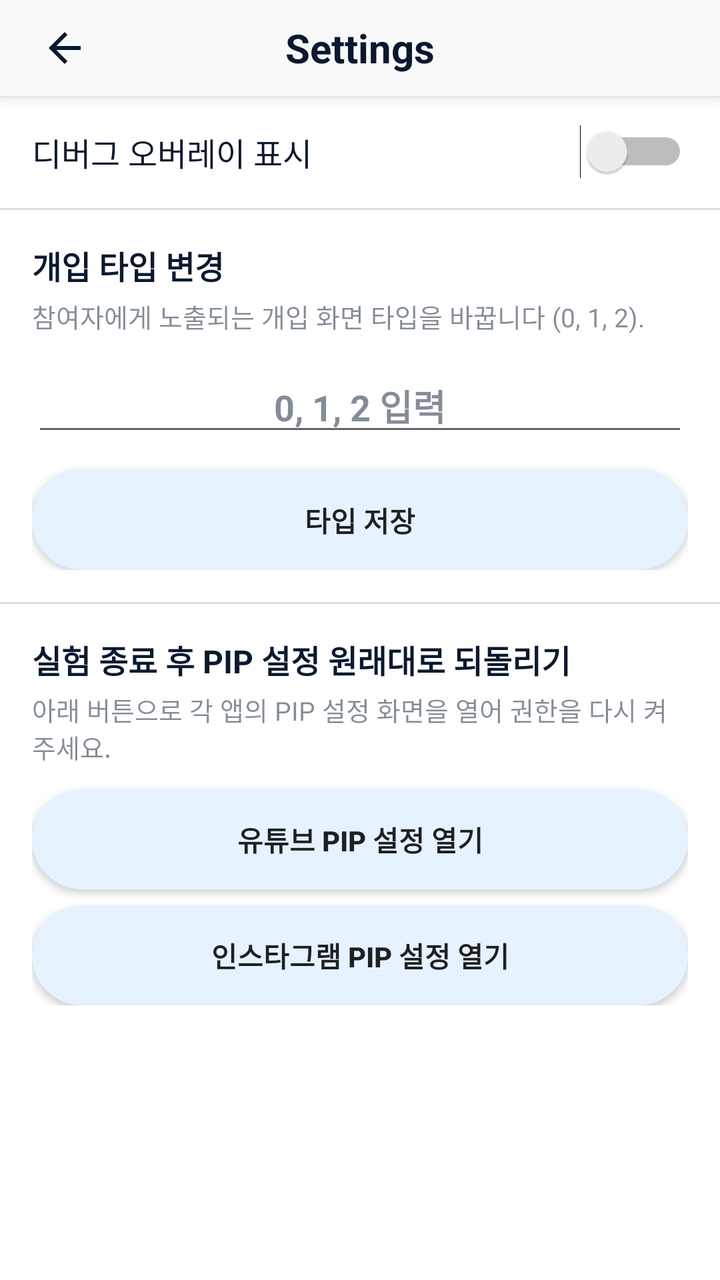
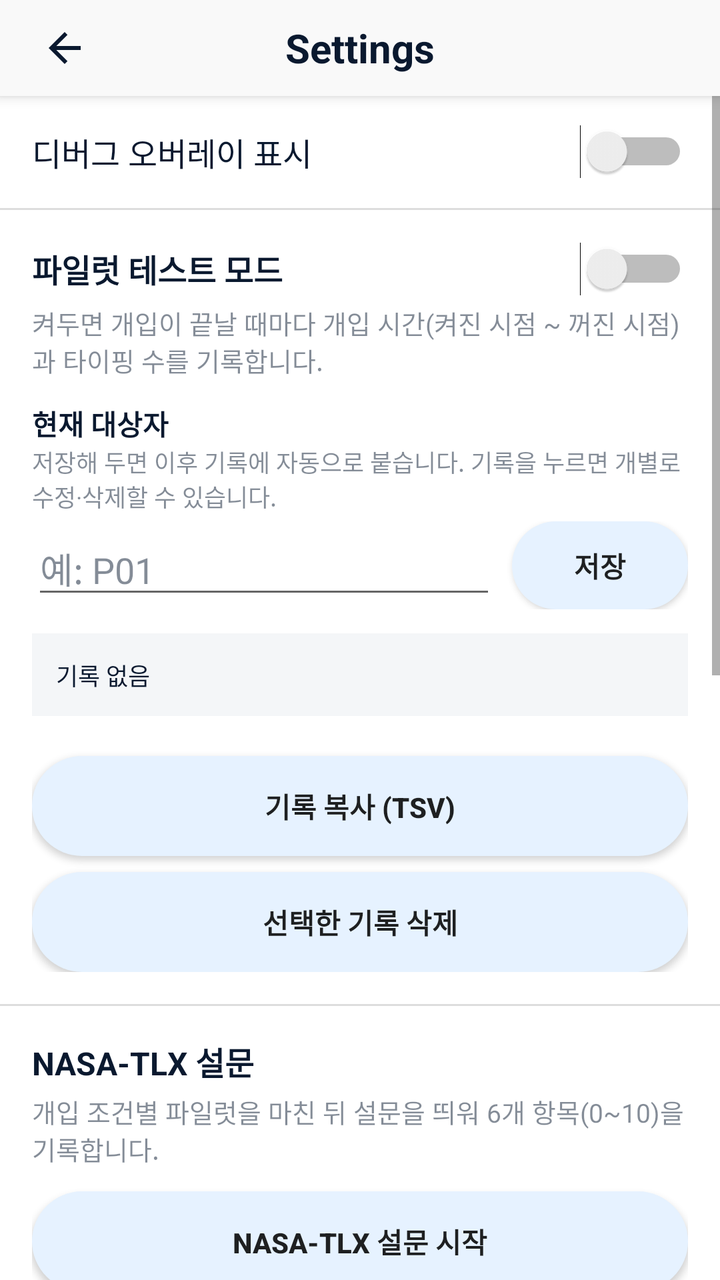

An Android layout rendered at two revisions. The XML below is the earlier revision; the diff shows what the commit changed to produce the second picture.
<!-- AndroidManifest.xml: application theme Theme.ArgueWithAi -->
<!-- res/layout/activity_settings.xml -->
<?xml version="1.0" encoding="utf-8"?>
<LinearLayout xmlns:android="http://schemas.android.com/apk/res/android"
    xmlns:app="http://schemas.android.com/apk/res-auto"
    android:layout_width="match_parent"
    android:layout_height="match_parent"
    android:background="@android:color/white"
    android:fitsSystemWindows="true"
    android:orientation="vertical">

    <RelativeLayout
        android:id="@+id/topBar"
        android:layout_width="match_parent"
        android:layout_height="48dp"
        android:background="#F9F9F9"
        android:elevation="4dp"
        android:paddingHorizontal="16dp">

        <ImageButton
            android:id="@+id/btnBack"
            android:layout_width="48dp"
            android:layout_height="48dp"
            android:layout_centerVertical="true"
            android:layout_alignParentStart="true"
            android:layout_marginStart="-8dp"
            android:background="?android:attr/selectableItemBackgroundBorderless"
            android:contentDescription="뒤로가기"
            android:padding="12dp"
            android:src="@drawable/ic_back" />

        <TextView
            android:id="@+id/tvTitle"
            android:layout_width="wrap_content"
            android:layout_height="wrap_content"
            android:layout_centerInParent="true"
            android:text="Settings"
            android:textColor="#0A192F"
            android:textSize="20sp"
            android:textStyle="bold" />
    </RelativeLayout>

    <RelativeLayout
        android:layout_width="match_parent"
        android:layout_height="56dp"
        android:paddingHorizontal="16dp">

        <TextView
            android:id="@+id/tvDebugOverlayLabel"
            android:layout_width="wrap_content"
            android:layout_height="wrap_content"
            android:layout_centerVertical="true"
            android:layout_alignParentStart="true"
            android:text="디버그 오버레이 표시"
            android:textColor="#0A192F"
            android:textSize="16sp" />

        <Switch
            android:id="@+id/switchDebugOverlay"
            android:layout_width="wrap_content"
            android:layout_height="wrap_content"
            android:layout_centerVertical="true"
            android:layout_alignParentEnd="true" />
    </RelativeLayout>

    <View android:layout_width="match_parent" android:layout_height="1dp" android:background="#DDDDDD" />

    <LinearLayout
        android:layout_width="match_parent"
        android:layout_height="wrap_content"
        android:orientation="vertical"
        android:padding="16dp">

        <TextView
            android:layout_width="wrap_content"
            android:layout_height="wrap_content"
            android:text="개입 타입 변경"
            android:textColor="#0A192F"
            android:textStyle="bold"
            android:textSize="16sp"
            android:layout_marginBottom="4dp" />
        <TextView
            android:layout_width="wrap_content"
            android:layout_height="wrap_content"
            android:text="참여자에게 노출되는 개입 화면 타입을 바꿉니다 (0, 1, 2)."
            android:textColor="#800A192F"
            android:textSize="13sp"
            android:layout_marginBottom="12dp" />
        <EditText
            android:id="@+id/etTypeInput"
            android:layout_width="match_parent"
            android:layout_height="wrap_content"
            android:hint="0, 1, 2 입력"
            android:textStyle="bold"
            android:textColor="#0A192F"
            android:textColorHint="#800A192F"
            android:inputType="number"
            android:gravity="center"
            android:layout_marginBottom="12dp" />
        <Button
            android:id="@+id/btnSaveType"
            android:layout_width="match_parent"
            android:layout_height="50dp"
            android:text="타입 저장"
            android:textStyle="bold"
            android:background="@drawable/bg_button_blue"
            app:backgroundTint="@null" />
    </LinearLayout>

    <View android:layout_width="match_parent" android:layout_height="1dp" android:background="#DDDDDD" />

    <LinearLayout
        android:layout_width="match_parent"
        android:layout_height="wrap_content"
        android:orientation="vertical"
        android:padding="16dp">

        <TextView
            android:layout_width="wrap_content"
            android:layout_height="wrap_content"
            android:text="실험 종료 후 PIP 설정 원래대로 되돌리기"
            android:textColor="#0A192F"
            android:textStyle="bold"
            android:textSize="16sp"
            android:layout_marginBottom="4dp" />
        <TextView
            android:layout_width="wrap_content"
            android:layout_height="wrap_content"
            android:text="아래 버튼으로 각 앱의 PIP 설정 화면을 열어 권한을 다시 켜주세요."
            android:textColor="#800A192F"
            android:textSize="13sp"
            android:layout_marginBottom="12dp" />

        <Button
            android:id="@+id/btnRestorePipYoutube"
            android:layout_width="match_parent"
            android:layout_height="50dp"
            android:text="유튜브 PIP 설정 열기"
            android:textStyle="bold"
            android:background="@drawable/bg_button_blue"
            app:backgroundTint="@null"
            android:layout_marginBottom="8dp" />

        <Button
            android:id="@+id/btnRestorePipInstagram"
            android:layout_width="match_parent"
            android:layout_height="50dp"
            android:text="인스타그램 PIP 설정 열기"
            android:textStyle="bold"
            android:background="@drawable/bg_button_blue"
            app:backgroundTint="@null" />
    </LinearLayout>
</LinearLayout>
<!-- resources referenced by this layout -->
<resources>
  <!-- drawable bg_button_blue (drawable) -->
  <?xml version="1.0" encoding="utf-8"?>
  <shape xmlns:android="http://schemas.android.com/apk/res/android"
      android:shape="rectangle">
      <solid android:color="#E6F2FF" />
      <corners android:radius="50dp" />
  </shape>
  <!-- drawable ic_back (drawable) -->
  <vector xmlns:android="http://schemas.android.com/apk/res/android"
      android:width="24dp"
      android:height="24dp"
      android:viewportWidth="24"
      android:viewportHeight="24">
      <path
          android:fillColor="#0A192F"
          android:pathData="M20,11H7.83l5.59,-5.59L12,4l-8,8 8,8 1.41,-1.41L7.83,13H20z" />
  </vector>
  <style name="Theme.ArgueWithAi" parent="android:Theme.Material.Light.NoActionBar" />
</resources>

<!-- the commit's change to res/layout/activity_settings.xml (unified diff, before → after) -->
@@ -38,114 +38,322 @@
             android:textStyle="bold" />
     </RelativeLayout>
 
-    <RelativeLayout
+    <ScrollView
         android:layout_width="match_parent"
-        android:layout_height="56dp"
-        android:paddingHorizontal="16dp">
-
-        <TextView
-            android:id="@+id/tvDebugOverlayLabel"
-            android:layout_width="wrap_content"
-            android:layout_height="wrap_content"
-            android:layout_centerVertical="true"
-            android:layout_alignParentStart="true"
-            android:text="디버그 오버레이 표시"
-            android:textColor="#0A192F"
-            android:textSize="16sp" />
-
-        <Switch
-            android:id="@+id/switchDebugOverlay"
-            android:layout_width="wrap_content"
-            android:layout_height="wrap_content"
-            android:layout_centerVertical="true"
-            android:layout_alignParentEnd="true" />
-    </RelativeLayout>
-
-    <View android:layout_width="match_parent" android:layout_height="1dp" android:background="#DDDDDD" />
-
-    <LinearLayout
-        android:layout_width="match_parent"
-        android:layout_height="wrap_content"
-        android:orientation="vertical"
-        android:padding="16dp">
-
-        <TextView
-            android:layout_width="wrap_content"
-            android:layout_height="wrap_content"
-            android:text="개입 타입 변경"
-            android:textColor="#0A192F"
-            android:textStyle="bold"
-            android:textSize="16sp"
-            android:layout_marginBottom="4dp" />
-        <TextView
-            android:layout_width="wrap_content"
-            android:layout_height="wrap_content"
-            android:text="참여자에게 노출되는 개입 화면 타입을 바꿉니다 (0, 1, 2)."
-            android:textColor="#800A192F"
-            android:textSize="13sp"
-            android:layout_marginBottom="12dp" />
-        <EditText
-            android:id="@+id/etTypeInput"
+        android:layout_height="0dp"
+        android:layout_weight="1">
+
+        <LinearLayout
             android:layout_width="match_parent"
             android:layout_height="wrap_content"
-            android:hint="0, 1, 2 입력"
-            android:textStyle="bold"
-            android:textColor="#0A192F"
-            android:textColorHint="#800A192F"
-            android:inputType="number"
-            android:gravity="center"
-            android:layout_marginBottom="12dp" />
-        <Button
-            android:id="@+id/btnSaveType"
-            android:layout_width="match_parent"
-            android:layout_height="50dp"
-            android:text="타입 저장"
-            android:textStyle="bold"
-            android:background="@drawable/bg_button_blue"
-            app:backgroundTint="@null" />
-    </LinearLayout>
-
-    <View android:layout_width="match_parent" android:layout_height="1dp" android:background="#DDDDDD" />
-
-    <LinearLayout
-        android:layout_width="match_parent"
-        android:layout_height="wrap_content"
-        android:orientation="vertical"
-        android:padding="16dp">
-
-        <TextView
-            android:layout_width="wrap_content"
-            android:layout_height="wrap_content"
-            android:text="실험 종료 후 PIP 설정 원래대로 되돌리기"
-            android:textColor="#0A192F"
-            android:textStyle="bold"
-            android:textSize="16sp"
-            android:layout_marginBottom="4dp" />
-        <TextView
-            android:layout_width="wrap_content"
-            android:layout_height="wrap_content"
-            android:text="아래 버튼으로 각 앱의 PIP 설정 화면을 열어 권한을 다시 켜주세요."
-            android:textColor="#800A192F"
-            android:textSize="13sp"
-            android:layout_marginBottom="12dp" />
-
-        <Button
-            android:id="@+id/btnRestorePipYoutube"
-            android:layout_width="match_parent"
-            android:layout_height="50dp"
-            android:text="유튜브 PIP 설정 열기"
-            android:textStyle="bold"
-            android:background="@drawable/bg_button_blue"
-            app:backgroundTint="@null"
-            android:layout_marginBottom="8dp" />
-
-        <Button
-            android:id="@+id/btnRestorePipInstagram"
-            android:layout_width="match_parent"
-            android:layout_height="50dp"
-            android:text="인스타그램 PIP 설정 열기"
-            android:textStyle="bold"
-            android:background="@drawable/bg_button_blue"
-            app:backgroundTint="@null" />
-    </LinearLayout>
+            android:orientation="vertical">
+
+            <RelativeLayout
+                android:layout_width="match_parent"
+                android:layout_height="56dp"
+                android:paddingHorizontal="16dp">
+
+                <TextView
+                    android:id="@+id/tvDebugOverlayLabel"
+                    android:layout_width="wrap_content"
+                    android:layout_height="wrap_content"
+                    android:layout_centerVertical="true"
+                    android:layout_alignParentStart="true"
+                    android:text="디버그 오버레이 표시"
+                    android:textColor="#0A192F"
+                    android:textSize="16sp" />
+
+                <Switch
+                    android:id="@+id/switchDebugOverlay"
+                    android:layout_width="wrap_content"
+                    android:layout_height="wrap_content"
+                    android:layout_centerVertical="true"
+                    android:layout_alignParentEnd="true" />
+            </RelativeLayout>
+
+            <View android:layout_width="match_parent" android:layout_height="1dp" android:background="#DDDDDD" />
+
+            <LinearLayout
+                android:layout_width="match_parent"
+                android:layout_height="wrap_content"
+                android:orientation="vertical"
+                android:padding="16dp">
+
+                <RelativeLayout
+                    android:layout_width="match_parent"
+                    android:layout_height="wrap_content">
+
+                    <TextView
+                        android:layout_width="wrap_content"
+                        android:layout_height="wrap_content"
+                        android:layout_centerVertical="true"
+                        android:layout_alignParentStart="true"
+                        android:text="파일럿 테스트 모드"
+                        android:textColor="#0A192F"
+                        android:textStyle="bold"
+                        android:textSize="16sp" />
+
+                    <Switch
+                        android:id="@+id/switchPilotMode"
+                        android:layout_width="wrap_content"
+                        android:layout_height="wrap_content"
+                        android:layout_centerVertical="true"
+                        android:layout_alignParentEnd="true" />
+                </RelativeLayout>
+
+                <TextView
+                    android:layout_width="wrap_content"
+                    android:layout_height="wrap_content"
+                    android:text="켜두면 개입이 끝날 때마다 개입 시간(켜진 시점 ~ 꺼진 시점)과 타이핑 수를 기록합니다."
+                    android:textColor="#800A192F"
+                    android:textSize="13sp"
+                    android:layout_marginTop="4dp"
+                    android:layout_marginBottom="12dp" />
+
+                <TextView
+                    android:layout_width="wrap_content"
+                    android:layout_height="wrap_content"
+                    android:text="현재 대상자"
+                    android:textColor="#0A192F"
+                    android:textStyle="bold"
+                    android:textSize="14sp" />
+
+                <TextView
+                    android:layout_width="wrap_content"
+                    android:layout_height="wrap_content"
+                    android:text="저장해 두면 이후 기록에 자동으로 붙습니다. 기록을 누르면 개별로 수정·삭제할 수 있습니다."
+                    android:textColor="#800A192F"
+                    android:textSize="12sp"
+                    android:layout_marginBottom="4dp" />
+
+                <LinearLayout
+                    android:layout_width="match_parent"
+                    android:layout_height="wrap_content"
+                    android:orientation="horizontal"
+                    android:gravity="center_vertical"
+                    android:layout_marginBottom="12dp">
+
+                    <EditText
+                        android:id="@+id/etPilotParticipant"
+                        android:layout_width="0dp"
+                        android:layout_height="wrap_content"
+                        android:layout_weight="1"
+                        android:hint="예: P01"
+                        android:inputType="text"
+                        android:textColor="#0A192F"
+                        android:textColorHint="#800A192F" />
+
+                    <Button
+                        android:id="@+id/btnSavePilotParticipant"
+                        android:layout_width="wrap_content"
+                        android:layout_height="44dp"
+                        android:layout_marginStart="8dp"
+                        android:paddingHorizontal="16dp"
+                        android:text="저장"
+                        android:textStyle="bold"
+                        android:background="@drawable/bg_button_blue"
+                        app:backgroundTint="@null" />
+                </LinearLayout>
+
+                <TextView
+                    android:id="@+id/tvPilotSummary"
+                    android:layout_width="match_parent"
+                    android:layout_height="wrap_content"
+                    android:background="#F4F6F8"
+                    android:padding="12dp"
+                    android:text="기록 없음"
+                    android:textColor="#0A192F"
+                    android:textIsSelectable="true"
+                    android:textSize="12sp"
+                    android:layout_marginBottom="8dp" />
+
+                <LinearLayout
+                    android:id="@+id/llPilotRecords"
+                    android:layout_width="match_parent"
+                    android:layout_height="wrap_content"
+                    android:orientation="vertical"
+                    android:layout_marginBottom="12dp" />
+
+                <Button
+                    android:id="@+id/btnCopyPilotRecords"
+                    android:layout_width="match_parent"
+                    android:layout_height="50dp"
+                    android:text="기록 복사 (TSV)"
+                    android:textStyle="bold"
+                    android:background="@drawable/bg_button_blue"
+                    app:backgroundTint="@null"
+                    android:layout_marginBottom="8dp" />
+                <Button
+                    android:id="@+id/btnDeleteSelectedPilotRecords"
+                    android:layout_width="match_parent"
+                    android:layout_height="50dp"
+                    android:text="선택한 기록 삭제"
+                    android:textStyle="bold"
+                    android:background="@drawable/bg_button_blue"
+                    app:backgroundTint="@null" />
+            </LinearLayout>
+
+            <View android:layout_width="match_parent" android:layout_height="1dp" android:background="#DDDDDD" />
+
+            <LinearLayout
+                android:layout_width="match_parent"
+                android:layout_height="wrap_content"
+                android:orientation="vertical"
+                android:padding="16dp">
+
+                <TextView
+                    android:layout_width="wrap_content"
+                    android:layout_height="wrap_content"
+                    android:text="NASA-TLX 설문"
+                    android:textColor="#0A192F"
+                    android:textStyle="bold"
+                    android:textSize="16sp"
+                    android:layout_marginBottom="4dp" />
+
+                <TextView
+                    android:layout_width="wrap_content"
+                    android:layout_height="wrap_content"
+                    android:text="개입 조건별 파일럿을 마친 뒤 설문을 띄워 6개 항목(0~10)을 기록합니다."
+                    android:textColor="#800A192F"
+                    android:textSize="13sp"
+                    android:layout_marginBottom="12dp" />
+
+                <Button
+                    android:id="@+id/btnStartTlx"
+                    android:layout_width="match_parent"
+                    android:layout_height="50dp"
+                    android:text="NASA-TLX 설문 시작"
+                    android:textStyle="bold"
+                    android:background="@drawable/bg_button_blue"
+                    app:backgroundTint="@null"
+                    android:layout_marginBottom="8dp" />
+
+                <TextView
+                    android:id="@+id/tvTlxSummary"
+                    android:layout_width="match_parent"
+                    android:layout_height="wrap_content"
+                    android:background="#F4F6F8"
+                    android:padding="12dp"
+                    android:text="응답 없음"
+                    android:textColor="#0A192F"
+                    android:textIsSelectable="true"
+                    android:textSize="12sp"
+                    android:layout_marginTop="4dp"
+                    android:layout_marginBottom="8dp" />
+
+                <LinearLayout
+                    android:id="@+id/llTlxRecords"
+                    android:layout_width="match_parent"
+                    android:layout_height="wrap_content"
+                    android:orientation="vertical"
+                    android:layout_marginBottom="12dp" />
+
+                <Button
+                    android:id="@+id/btnCopyTlxRecords"
+                    android:layout_width="match_parent"
+                    android:layout_height="50dp"
+                    android:text="응답 복사 (TSV)"
+                    android:textStyle="bold"
+                    android:background="@drawable/bg_button_blue"
+                    app:backgroundTint="@null"
+                    android:layout_marginBottom="8dp" />
+                <Button
+                    android:id="@+id/btnDeleteSelectedTlxRecords"
+                    android:layout_width="match_parent"
+                    android:layout_height="50dp"
+                    android:text="선택한 응답 삭제"
+                    android:textStyle="bold"
+                    android:background="@drawable/bg_button_blue"
+                    app:backgroundTint="@null" />
+            </LinearLayout>
+
+            <View android:layout_width="match_parent" android:layout_height="1dp" android:background="#DDDDDD" />
+
+            <LinearLayout
+                android:layout_width="match_parent"
+                android:layout_height="wrap_content"
+                android:orientation="vertical"
+                android:padding="16dp">
+
+                <TextView
+                    android:layout_width="wrap_content"
+                    android:layout_height="wrap_content"
+                    android:text="개입 타입 변경"
+                    android:textColor="#0A192F"
+                    android:textStyle="bold"
+                    android:textSize="16sp"
+                    android:layout_marginBottom="4dp" />
+                <TextView
+                    android:layout_width="wrap_content"
+                    android:layout_height="wrap_content"
+                    android:text="참여자에게 노출되는 개입 화면 타입을 바꿉니다 (0, 1, 2)."
+                    android:textColor="#800A192F"
+                    android:textSize="13sp"
+                    android:layout_marginBottom="12dp" />
+                <EditText
+                    android:id="@+id/etTypeInput"
+                    android:layout_width="match_parent"
+                    android:layout_height="wrap_content"
+                    android:hint="0, 1, 2 입력"
+                    android:textStyle="bold"
+                    android:textColor="#0A192F"
+                    android:textColorHint="#800A192F"
+                    android:inputType="number"
+                    android:gravity="center"
+                    android:layout_marginBottom="12dp" />
+                <Button
+                    android:id="@+id/btnSaveType"
+                    android:layout_width="match_parent"
+                    android:layout_height="50dp"
+                    android:text="타입 저장"
+                    android:textStyle="bold"
+                    android:background="@drawable/bg_button_blue"
+                    app:backgroundTint="@null" />
+            </LinearLayout>
+
+            <View android:layout_width="match_parent" android:layout_height="1dp" android:background="#DDDDDD" />
+
+            <LinearLayout
+                android:layout_width="match_parent"
+                android:layout_height="wrap_content"
+                android:orientation="vertical"
+                android:padding="16dp">
+
+                <TextView
+                    android:layout_width="wrap_content"
+                    android:layout_height="wrap_content"
+                    android:text="실험 종료 후 PIP 설정 원래대로 되돌리기"
+                    android:textColor="#0A192F"
+                    android:textStyle="bold"
+                    android:textSize="16sp"
+                    android:layout_marginBottom="4dp" />
+                <TextView
+                    android:layout_width="wrap_content"
+                    android:layout_height="wrap_content"
+                    android:text="아래 버튼으로 각 앱의 PIP 설정 화면을 열어 권한을 다시 켜주세요."
+                    android:textColor="#800A192F"
+                    android:textSize="13sp"
+                    android:layout_marginBottom="12dp" />
+
+                <Button
+                    android:id="@+id/btnRestorePipYoutube"
+                    android:layout_width="match_parent"
+                    android:layout_height="50dp"
+                    android:text="유튜브 PIP 설정 열기"
+                    android:textStyle="bold"
+                    android:background="@drawable/bg_button_blue"
+                    app:backgroundTint="@null"
+                    android:layout_marginBottom="8dp" />
+
+                <Button
+                    android:id="@+id/btnRestorePipInstagram"
+                    android:layout_width="match_parent"
+                    android:layout_height="50dp"
+                    android:text="인스타그램 PIP 설정 열기"
+                    android:textStyle="bold"
+                    android:background="@drawable/bg_button_blue"
+                    app:backgroundTint="@null" />
+            </LinearLayout>
+        </LinearLayout>
+    </ScrollView>
 </LinearLayout>
